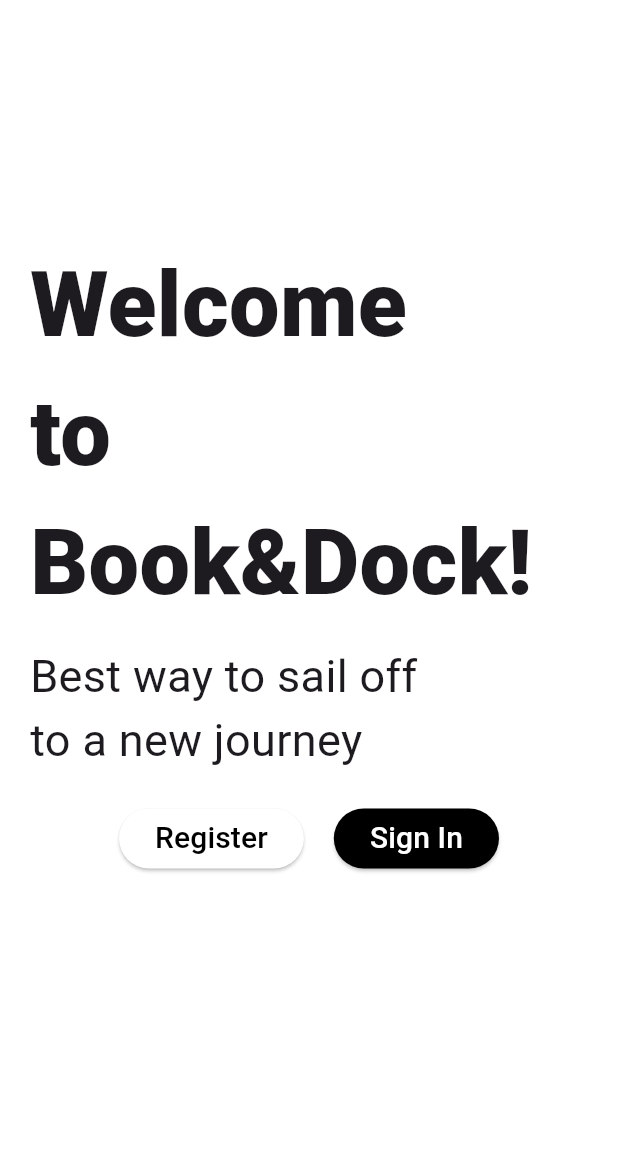
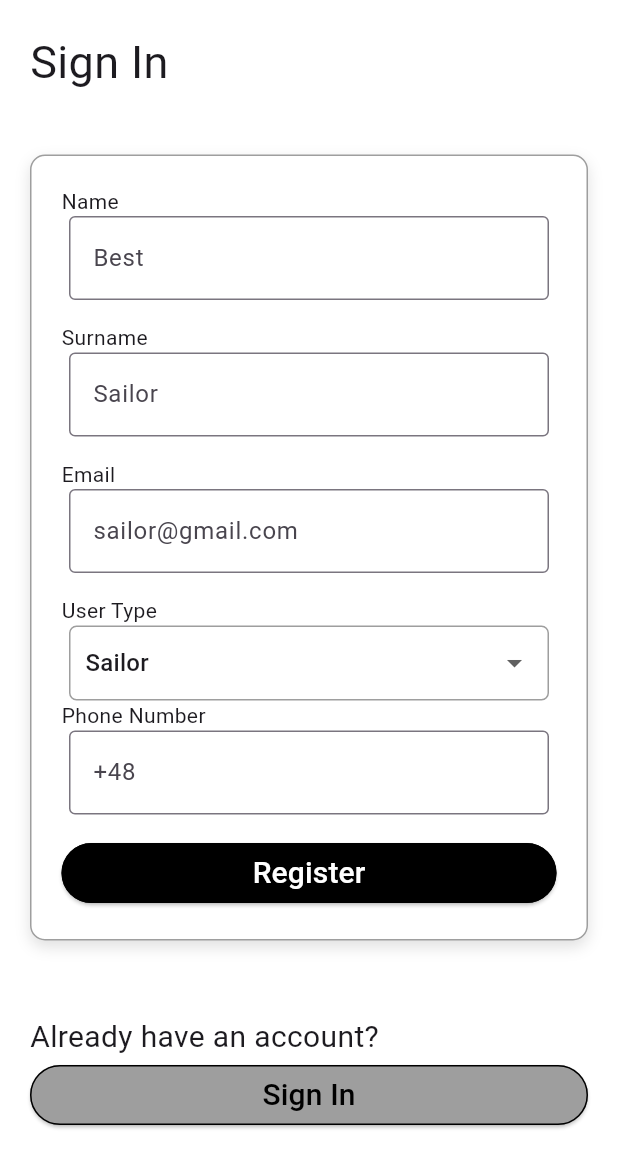
Before and after one commit to SE2-GMMWZ/mobile-frontend, a Flutter app: the screen it shows after launch, after a tap on "Register", on a phone screen of 412 x 824 dp. Shown: the top 1168 px of the screen. Run offline on Flutter 3.47's test engine with Material 3 defaults, Android fonts, the light colour scheme and no system bars.

Commit message:
registration page

```diff
--- a/lib/home_page.dart
+++ b/lib/home_page.dart
@@ -1,5 +1,6 @@
 import 'package:flutter/material.dart';
 import 'sign_in_page.dart';
+import 'register_page.dart';
 
 class MyHomePage extends StatefulWidget {
   const MyHomePage({super.key, required this.title});
@@ -42,7 +43,14 @@ class _MyHomePageState extends State<MyHomePage> {
                   mainAxisAlignment: MainAxisAlignment.center,
                   children: [
                     ElevatedButton(
-                      onPressed: () {},
+                      onPressed: () {
+                        Navigator.push(
+                          context,
+                          MaterialPageRoute(
+                            builder: (context) => const RegisterPage(),
+                          ),
+                        );
+                      },
                       style: ElevatedButton.styleFrom(
                         backgroundColor: Colors.white,
                         foregroundColor: Colors.black,
--- /dev/null
+++ b/lib/register_page.dart
@@ -0,0 +1,182 @@
+import 'package:flutter/material.dart';
+import 'sign_in_page.dart';
+
+class RegisterPage extends StatefulWidget {
+  const RegisterPage({super.key});
+
+  @override
+  State<RegisterPage> createState() => _RegisterPageState();
+}
+
+String selectedValue = 'Sailor';
+
+class _RegisterPageState extends State<RegisterPage> {
+  @override
+  Widget build(BuildContext context) {
+    return Scaffold(
+      body: SafeArea(
+        child: SingleChildScrollView(
+          padding: const EdgeInsets.fromLTRB(20, 20, 20, 100),
+          child: Column(
+            crossAxisAlignment: CrossAxisAlignment.start,
+            children: [
+              const Text(
+                "Sign In",
+                style: TextStyle(fontSize: 30),
+              ),
+              const SizedBox(height: 20),
+
+              Container(
+                margin: const EdgeInsets.symmetric(vertical: 20),
+                padding: const EdgeInsets.all(20),
+                decoration: BoxDecoration(
+                  color: Colors.white,
+                  border: Border.all(color: Colors.grey),
+                  borderRadius: BorderRadius.circular(10),
+                  boxShadow: [
+                    BoxShadow(
+                      color: Colors.black12,
+                      blurRadius: 8,
+                      offset: Offset(0, 4),
+                    ),
+                  ],
+                ),
+                child: Column(
+                  crossAxisAlignment: CrossAxisAlignment.start,
+                  children: [
+                    const Text("Name"),
+                    Padding(
+                      padding: const EdgeInsets.symmetric(horizontal: 5),
+                      child: TextField(
+                        decoration: InputDecoration(
+                          hintText: 'Best',
+                          border: OutlineInputBorder(),
+                        ),
+                      ),
+                    ),
+                    const SizedBox(height: 15),
+
+                    const Text("Surname"),
+                    Padding(
+                      padding: const EdgeInsets.symmetric(horizontal: 5),
+                      child: TextField(
+                        obscureText: true,
+                        decoration: InputDecoration(
+                          hintText: 'Sailor',
+                          border: OutlineInputBorder(),
+                        ),
+                      ),
+                    ),
+                    const SizedBox(height: 15),
+
+                    const Text("Email"),
+                    Padding(
+                      padding: const EdgeInsets.symmetric(horizontal: 5),
+                      child: TextField(
+                        obscureText: true,
+                        decoration: InputDecoration(
+                          hintText: 'sailor@gmail.com',
+                          border: OutlineInputBorder(),
+                        ),
+                      ),
+                    ),
+                    const SizedBox(height: 15),
+
+                    const Text("User Type"),
+                    Padding(
+                      padding: const EdgeInsets.symmetric(horizontal: 5),
+                      child: Container(
+                        padding: const EdgeInsets.symmetric(horizontal: 10),
+                        decoration: BoxDecoration(
+                          border: Border.all(color: Colors.grey),
+                          borderRadius: BorderRadius.circular(5),
+                        ),
+                        child: DropdownButtonHideUnderline(
+                          child: DropdownButton<String>(
+                            value: selectedValue,
+                            isExpanded: true,
+                            onChanged: (String? newValue) {
+                              setState(() {
+                                selectedValue = newValue!;
+                              });
+                            },
+                            items: <String>['Sailor', 'Dock Owner']
+                                .map<DropdownMenuItem<String>>((String value) {
+                              return DropdownMenuItem<String>(
+                                value: value,
+                                child: Text(value),
+                              );
+                            }).toList(),
+                          ),
+                        ),
+                      ),
+                    ),
+
+
+                    const Text("Phone Number"),
+                    Padding(
+                      padding: const EdgeInsets.symmetric(horizontal: 5),
+                      child: TextField(
+                        obscureText: true,
+                        decoration: InputDecoration(
+                          hintText: '+48',
+                          border: OutlineInputBorder(),
+                        ),
+                      ),
+                    ),
+                    const SizedBox(height: 15),
+
+                    SizedBox(
+                      width: double.infinity,
+                      child: ElevatedButton(
+                        onPressed: () {},
+                        style: ElevatedButton.styleFrom(
+                          backgroundColor: Colors.black,
+                          foregroundColor: Colors.white,
+                          side: BorderSide(color: Colors.black, width: 2),
+                        ),
+                        child: const Text(
+                          'Register',
+                          style: TextStyle(fontSize: 20),
+                        ),
+                      ),
+                    )
+                  ],
+                ),
+              ),
+
+              const SizedBox(height: 30),
+              const Text(
+                "Already have an account?",
+                style: TextStyle(fontSize: 20),
+              ),
+              SizedBox(
+                width: double.infinity,
+                child: ElevatedButton(
+                  onPressed: () {
+                    Navigator.push(
+                      context,
+                      MaterialPageRoute(
+                        builder: (context) => const SignInPage(),
+                      ),
+                    );
+                  },
+                  style: ElevatedButton.styleFrom(
+                    backgroundColor: Colors.grey,
+                    foregroundColor: Colors.black,
+                    side: BorderSide(color: Colors.black, width: 1),
+                  ),
+                  child: const Text(
+                    'Sign In',
+                    style: TextStyle(fontSize: 20),
+                  ),
+                ),
+              ),
+            ],
+          ),
+        ),
+      ),
+
+    );
+  }
+}
--- a/lib/sign_in_page.dart
+++ b/lib/sign_in_page.dart
@@ -1,4 +1,5 @@
 import 'package:flutter/material.dart';
+import 'register_page.dart';
 
 class SignInPage extends StatefulWidget {
   const SignInPage({super.key});
@@ -55,7 +56,7 @@ class _SignInPageState extends State<SignInPage> {
                           ),
                         ),
                       ),
-                      const SizedBox(height: 20),
+                      const SizedBox(height: 15),
                       const Text("Password"),
                       Padding(
                         padding: const EdgeInsets.symmetric(horizontal: 5),
@@ -68,7 +69,7 @@ class _SignInPageState extends State<SignInPage> {
                         ),
                       ),
 
-                      SizedBox(height: 20),
+                      SizedBox(height: 15),
 
                       Center(
                         child: SizedBox(
@@ -102,7 +103,14 @@ class _SignInPageState extends State<SignInPage> {
                 SizedBox(
                   width: double.infinity,
                   child: ElevatedButton(
-                    onPressed: () {},
+                    onPressed: () {
+                      Navigator.push(
+                        context,
+                        MaterialPageRoute(
+                          builder: (context) => const RegisterPage(),
+                        ),
+                      );
+                    },
                     style: ElevatedButton.styleFrom(
                       backgroundColor: Colors.grey,
                       foregroundColor: Colors.black,
```
